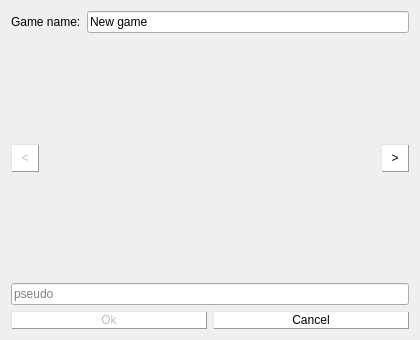
Above: client/single-player/NewGame.ui from alphaonex86/CatchChallenger before the change. Below: the same form after it.
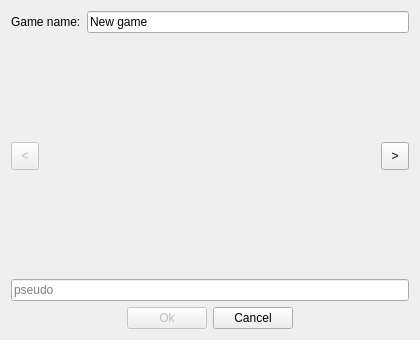
That is the form after the change. Icons and pictures are not drawn.

The edit to the form file:
```diff
--- a/client/single-player/NewGame.ui
+++ b/client/single-player/NewGame.ui
@@ -89,19 +89,6 @@
          <height>28</height>
         </size>
        </property>
-       <property name="styleSheet">
-        <string notr="true">QToolButton {
-     border-color:#000;
-     border: 1px outset #999;
-     background-color: rgb(255, 255, 255);
-     padding:1px 10px;
-	 background-image: url(:/images/empty.png);
-}
- QToolButton:pressed {
-     background-color: rgb(240,240,240);
-     border-style: inset;
- }</string>
-       </property>
        <property name="text">
         <string>&lt;</string>
        </property>
@@ -166,19 +153,6 @@
          <height>28</height>
         </size>
        </property>
-       <property name="styleSheet">
-        <string notr="true">QToolButton {
-     border-color:#000;
-     border: 1px outset #999;
-     background-color: rgb(255, 255, 255);
-     padding:1px 10px;
-	 background-image: url(:/images/empty.png);
-}
- QToolButton:pressed {
-     background-color: rgb(240,240,240);
-     border-style: inset;
- }</string>
-       </property>
        <property name="text">
         <string>&gt;</string>
        </property>
@@ -212,24 +186,24 @@
    </item>
    <item>
     <layout class="QHBoxLayout" name="horizontalLayout_3">
+     <item>
+      <spacer name="horizontalSpacer_2">
+       <property name="orientation">
+        <enum>Qt::Horizontal</enum>
+       </property>
+       <property name="sizeHint" stdset="0">
+        <size>
+         <width>40</width>
+         <height>20</height>
+        </size>
+       </property>
+      </spacer>
+     </item>
      <item>
       <widget class="QPushButton" name="ok">
        <property name="enabled">
         <bool>false</bool>
        </property>
-       <property name="styleSheet">
-        <string notr="true">QPushButton {
-     border-color:#000;
-     border: 1px outset #999;
-     background-color: rgb(255, 255, 255);
-     padding:1px 10px;
-	 background-image: url(:/images/empty.png);
-}
- QPushButton:pressed {
-     background-color: rgb(240,240,240);
-     border-style: inset;
- }</string>
-       </property>
        <property name="text">
         <string>Ok</string>
        </property>
@@ -237,24 +211,24 @@
      </item>
      <item>
       <widget class="QPushButton" name="cancel">
-       <property name="styleSheet">
-        <string notr="true">QPushButton {
-     border-color:#000;
-     border: 1px outset #999;
-     background-color: rgb(255, 255, 255);
-     padding:1px 10px;
-	 background-image: url(:/images/empty.png);
-}
- QPushButton:pressed {
-     background-color: rgb(240,240,240);
-     border-style: inset;
- }</string>
-       </property>
        <property name="text">
         <string>Cancel</string>
        </property>
       </widget>
      </item>
+     <item>
+      <spacer name="horizontalSpacer_3">
+       <property name="orientation">
+        <enum>Qt::Horizontal</enum>
+       </property>
+       <property name="sizeHint" stdset="0">
+        <size>
+         <width>40</width>
+         <height>20</height>
+        </size>
+       </property>
+      </spacer>
+     </item>
     </layout>
    </item>
   </layout>
```
Left out of the diff: 4 changed lines with no effect on the pictures.
